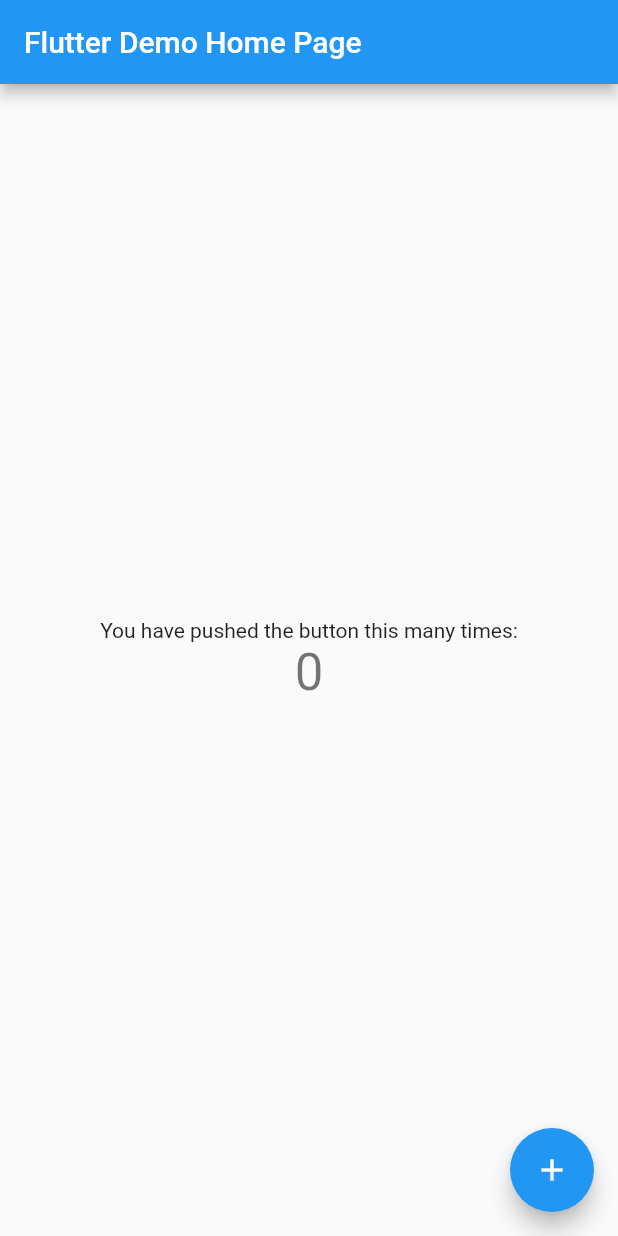
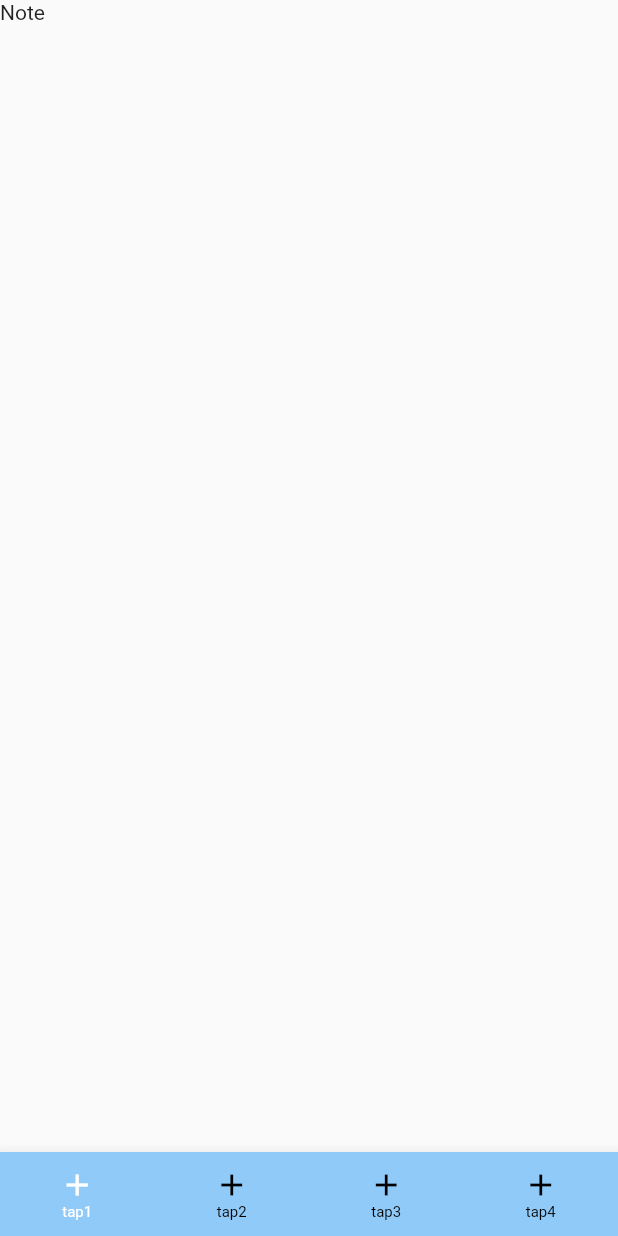
Before and after one commit to orang2019/Study, a Flutter app: the screen it shows after launch, on a phone screen of 412 x 824 dp. Run offline on Flutter 3.47's test engine with Material 2 defaults, Android fonts, the phone set to English and light mode, and no system bars; our stand-ins replace get.

Commit message:
bottom bar base

```diff
--- /dev/null
+++ b/lib/controller/bottom_tab_bar_controller.dart
@@ -0,0 +1,11 @@
+import 'package:get/get.dart';
+
+class BottomTabBarController extends GetxController{
+  static BottomTabBarController get to => Get.find();
+
+  RxInt selectedIndex = 0.obs;
+
+  void changeIndex(int index){
+    selectedIndex(index);
+  }
+}
--- a/lib/main.dart
+++ b/lib/main.dart
@@ -1,115 +1,12 @@
 import 'package:flutter/material.dart';
+import 'package:get/get.dart';
+import 'routes/page_list.dart';
 
-void main() {
-  runApp(const MyApp());
+void main(){
+  runApp(
+    GetMaterialApp(
+      initialRoute: Routes.noteHome,
+      getPages: PageList.pages,
+    )
+  );
 }
-
-class MyApp extends StatelessWidget {
-  const MyApp({super.key});
-
-  // This widget is the root of your application.
-  @override
-  Widget build(BuildContext context) {
-    return MaterialApp(
-      title: 'Flutter Demo',
-      theme: ThemeData(
-        // This is the theme of your application.
-        //
-        // Try running your application with "flutter run". You'll see the
-        // application has a blue toolbar. Then, without quitting the app, try
-        // changing the primarySwatch below to Colors.green and then invoke
-        // "hot reload" (press "r" in the console where you ran "flutter run",
-        // or simply save your changes to "hot reload" in a Flutter IDE).
-        // Notice that the counter didn't reset back to zero; the application
-        // is not restarted.
-        primarySwatch: Colors.blue,
-      ),
-      home: const MyHomePage(title: 'Flutter Demo Home Page'),
-    );
-  }
-}
-
-class MyHomePage extends StatefulWidget {
-  const MyHomePage({super.key, required this.title});
-
-  // This widget is the home page of your application. It is stateful, meaning
-  // that it has a State object (defined below) that contains fields that affect
-  // how it looks.
-
-  // This class is the configuration for the state. It holds the values (in this
-  // case the title) provided by the parent (in this case the App widget) and
-  // used by the build method of the State. Fields in a Widget subclass are
-  // always marked "final".
-
-  final String title;
-
-  @override
-  State<MyHomePage> createState() => _MyHomePageState();
-}
-
-class _MyHomePageState extends State<MyHomePage> {
-  int _counter = 0;
-
-  void _incrementCounter() {
-    setState(() {
-      // This call to setState tells the Flutter framework that something has
-      // changed in this State, which causes it to rerun the build method below
-      // so that the display can reflect the updated values. If we changed
-      // _counter without calling setState(), then the build method would not be
-      // called again, and so nothing would appear to happen.
-      _counter++;
-    });
-  }
-
-  @override
-  Widget build(BuildContext context) {
-    // This method is rerun every time setState is called, for instance as done
-    // by the _incrementCounter method above.
-    //
-    // The Flutter framework has been optimized to make rerunning build methods
-    // fast, so that you can just rebuild anything that needs updating rather
-    // than having to individually change instances of widgets.
-    return Scaffold(
-      appBar: AppBar(
-        // Here we take the value from the MyHomePage object that was created by
-        // the App.build method, and use it to set our appbar title.
-        title: Text(widget.title),
-      ),
-      body: Center(
-        // Center is a layout widget. It takes a single child and positions it
-        // in the middle of the parent.
-        child: Column(
-          // Column is also a layout widget. It takes a list of children and
-          // arranges them vertically. By default, it sizes itself to fit its
-          // children horizontally, and tries to be as tall as its parent.
-          //
-          // Invoke "debug painting" (press "p" in the console, choose the
-          // "Toggle Debug Paint" action from the Flutter Inspector in Android
-          // Studio, or the "Toggle Debug Paint" command in Visual Studio Code)
-          // to see the wireframe for each widget.
-          //
-          // Column has various properties to control how it sizes itself and
-          // how it positions its children. Here we use mainAxisAlignment to
-          // center the children vertically; the main axis here is the vertical
-          // axis because Columns are vertical (the cross axis would be
-          // horizontal).
-          mainAxisAlignment: MainAxisAlignment.center,
-          children: <Widget>[
-            const Text(
-              'You have pushed the button this many times:',
-            ),
-            Text(
-              '$_counter',
-              style: Theme.of(context).textTheme.headlineMedium,
-            ),
-          ],
-        ),
-      ),
-      floatingActionButton: FloatingActionButton(
-        onPressed: _incrementCounter,
-        tooltip: 'Increment',
-        child: const Icon(Icons.add),
-      ), // This trailing comma makes auto-formatting nicer for build methods.
-    );
-  }
-}
--- /dev/null
+++ b/lib/page/notepage/note_home.dart
@@ -0,0 +1,20 @@
+import 'package:flutter/material.dart';
+import 'package:get/get.dart';
+import 'package:study_app/controller/bottom_tab_bar_controller.dart';
+import 'package:study_app/routes/bottom_tab_bar.dart';
+
+class NoteHome extends StatelessWidget {
+  const NoteHome({super.key});
+
+  @override
+
+  Widget build(BuildContext context) {
+
+    Get.put(BottomTabBarController());
+
+    return Scaffold(
+      body: Text("Note"),
+      bottomNavigationBar: BottomTabBar(),
+    );
+  }
+}
--- /dev/null
+++ b/lib/routes/bottom_tab_bar.dart
@@ -0,0 +1,63 @@
+import 'package:get/get.dart';
+import 'package:flutter/material.dart';
+import 'package:study_app/controller/bottom_tab_bar_controller.dart';
+
+
+class BottomTabBar extends GetView<BottomTabBarController> {
+  const BottomTabBar({Key? key}) : super(key: key);
+
+  @override
+  Widget build(BuildContext context) {
+    return Obx(() => BottomNavigationBar(
+          currentIndex: controller.selectedIndex.value,
+          onTap: controller.changeIndex,
+          selectedItemColor: context.theme.colorScheme.onBackground,
+          unselectedItemColor: context.theme.colorScheme.onSurfaceVariant,
+          unselectedLabelStyle: TextStyle(fontSize: 10),
+          selectedLabelStyle: TextStyle(fontSize: 10),
+          type: BottomNavigationBarType.fixed,
+          backgroundColor: context.theme.colorScheme.background,
+          items: <BottomNavigationBarItem>[
+            BottomNavigationBarItem(
+                icon: Icon(Icons.add),
+                label: "tap1"),
+            BottomNavigationBarItem(
+                icon: Icon(Icons.add),
+                label: "tap2"),
+            BottomNavigationBarItem(
+                icon: Icon(Icons.add),
+                label: "tap3"),
+            BottomNavigationBarItem(
+                icon: Icon(Icons.add),
+                label: "tap4"),
+          ],
+        ));
+  }
+}
+
+class RootScaffold extends StatelessWidget{
+
+  // 탭별 화면
+  static List<Widget> tabPages = <Widget>[
+
+  ];
+
+  @override
+  Widget build(BuildContext context) {
+
+    // 페이지 전환을 위한 MyBottomNavgationBarController 인스턴스화 (의존성 주입)
+    // Get.put : 수명이 페이지와 같음
+    Get.put(BottomTabBarController());
+
+    return Scaffold(
+      backgroundColor: context.theme.colorScheme.background,
+
+      body: Obx(() => SafeArea(
+          child:
+              // static 변수를 이용해 컨트롤러 접근
+              tabPages[BottomTabBarController.to.selectedIndex.value])),
+       // 2번에서 만든 BottomNavgationBar 컴포넌트
+      bottomNavigationBar: BottomTabBar(),
+    );
+  }
+}
--- a/pubspec.yaml
+++ b/pubspec.yaml
@@ -28,6 +28,7 @@ environment:
 # the latest version available on pub.dev. To see which dependencies have newer
 # versions available, run `flutter pub outdated`.
 dependencies:
+  get:
   flutter:
     sdk: flutter
 
```
Also changed, not shown: lib/page/calendarpage/calendar_home.dart (added, +14 -0 lines), lib/page/quizpage/quiz_home.dart (added, +15 -0 lines), lib/page/settingpage/setting_home.dart (added, +15 -0 lines), lib/routes/page_list.dart (added, +22 -0 lines), pubspec.lock.
